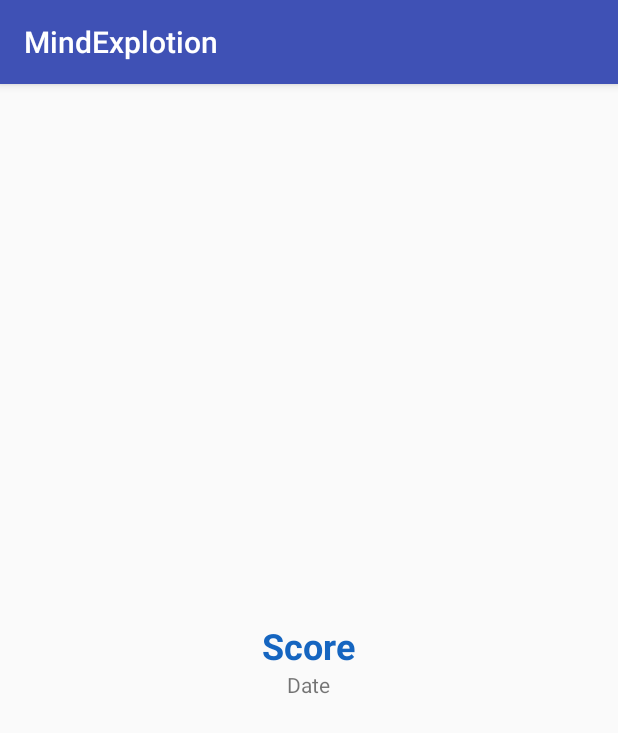
After one commit to JapoDeveloper/MindExplotion, an Android app: the GameItemActivity screen opened directly, with no data from a screen before it, on a phone screen of 412 x 824 dp. The commit adds this screen. Shown: the top 733 px of the screen. Run offline under Robolectric (Android 15) with nearby library versions, the light colour scheme and no system bars.

Commit message:
Now games can be saved on device internal storage. Additionally the user can access to a new view to see the games that he played.

```diff
--- a/app/build.gradle
+++ b/app/build.gradle
@@ -31,10 +31,10 @@ dependencies {
     androidTestCompile('com.android.support.test.espresso:espresso-core:2.2.2', {
         exclude group: 'com.android.support', module: 'support-annotations'
     })
+    // Unit testing dependencies
+    // Set this dependency if you want to use Hamcrest matching
     compile 'com.android.support:appcompat-v7:26.+'
     compile 'com.android.support.constraint:constraint-layout:1.0.2'
-    // Unit testing dependencies
     testCompile 'junit:junit:4.12'
-    // Set this dependency if you want to use Hamcrest matching
     testCompile 'org.hamcrest:hamcrest-library:1.3'
 }
--- a/app/src/main/AndroidManifest.xml
+++ b/app/src/main/AndroidManifest.xml
@@ -16,6 +16,8 @@
                 <category android:name="android.intent.category.LAUNCHER" />
             </intent-filter>
         </activity>
+        <activity android:name=".GamesActivity" android:parentActivityName=".MainActivity" />
+        <activity android:name=".GameItemActivity"></activity>
     </application>
 
 </manifest>
--- /dev/null
+++ b/app/src/main/java/co/japo/mindexplotion/GameItemActivity.java
@@ -0,0 +1,13 @@
+package co.japo.mindexplotion;
+
+import android.support.v7.app.AppCompatActivity;
+import android.os.Bundle;
+
+public class GameItemActivity extends AppCompatActivity {
+
+    @Override
+    protected void onCreate(Bundle savedInstanceState) {
+        super.onCreate(savedInstanceState);
+        setContentView(R.layout.activity_game_item);
+    }
+}
--- /dev/null
+++ b/app/src/main/res/drawable/ic_play_circle_filled_black_24dp.xml
@@ -0,0 +1,5 @@
+<vector android:alpha="0.85" android:height="128dp"
+    android:viewportHeight="24.0" android:viewportWidth="24.0" android:tint="@color/white"
+    android:width="128dp" xmlns:android="http://schemas.android.com/apk/res/android">
+    <path android:fillColor="#FF000000" android:pathData="M12,2C6.48,2 2,6.48 2,12s4.48,10 10,10 10,-4.48 10,-10S17.52,2 12,2zM10,16.5v-9l6,4.5 -6,4.5z"/>
+</vector>
--- /dev/null
+++ b/app/src/main/res/drawable/ic_poll_black_24dp.xml
@@ -0,0 +1,5 @@
+<vector android:alpha="0.85" android:height="40dp"
+    android:viewportHeight="24.0" android:viewportWidth="24.0" android:tint="@color/white"
+    android:width="40dp" xmlns:android="http://schemas.android.com/apk/res/android">
+    <path android:fillColor="#FF000000" android:pathData="M19,3L5,3c-1.1,0 -2,0.9 -2,2v14c0,1.1 0.9,2 2,2h14c1.1,0 2,-0.9 2,-2L21,5c0,-1.1 -0.9,-2 -2,-2zM9,17L7,17v-7h2v7zM13,17h-2L11,7h2v10zM17,17h-2v-4h2v4z"/>
+</vector>
--- /dev/null
+++ b/app/src/main/res/layout/activity_game_item.xml
@@ -0,0 +1,27 @@
+<?xml version="1.0" encoding="utf-8"?>
+<LinearLayout xmlns:android="http://schemas.android.com/apk/res/android"
+    xmlns:app="http://schemas.android.com/apk/res-auto"
+    xmlns:tools="http://schemas.android.com/tools"
+    android:layout_width="match_parent"
+    android:layout_height="match_parent"
+    android:orientation="vertical"
+    android:gravity="center"
+    tools:context="co.japo.mindexplotion.GameItemActivity">
+
+    <TextView
+        android:id="@+id/score"
+        android:layout_width="wrap_content"
+        android:layout_height="wrap_content"
+        android:text="Score"
+        android:textSize="24sp"
+        android:textStyle="bold"
+        android:textColor="@color/blueActive"/>
+
+    <TextView
+        android:id="@+id/date"
+        android:layout_width="wrap_content"
+        android:layout_height="wrap_content"
+        android:text="Date"
+        android:textSize="14sp"/>
+
+</LinearLayout>
--- a/app/src/main/res/values/colors.xml
+++ b/app/src/main/res/values/colors.xml
@@ -14,4 +14,5 @@
     <color name="blueInactive">#90CAF9</color>
     <color name="deepPurpleActive">#4527A0</color>
     <color name="deepPurpleInactive">#B39DDB</color>
+    <color name="white">#fff</color>
 </resources>
```
Also changed, not shown: app/src/main/java/co/japo/mindexplotion/GameController.java (+35 -3 lines), app/src/main/java/co/japo/mindexplotion/GamesActivity.java (added, +33 -0 lines), app/src/main/java/co/japo/mindexplotion/MainActivity.java (+14 -1 lines), app/src/main/java/co/japo/mindexplotion/adapter/GameAdapter.java (added, +56 -0 lines), app/src/main/java/co/japo/mindexplotion/model/Game.java (added, +48 -0 lines), app/src/main/java/co/japo/mindexplotion/service/InternalStorageService.java (added, +94 -0 lines), app/src/main/res/layout/activity_games.xml (added, +11 -0 lines), app/src/main/res/layout/activity_main.xml (+12 -1 lines).
